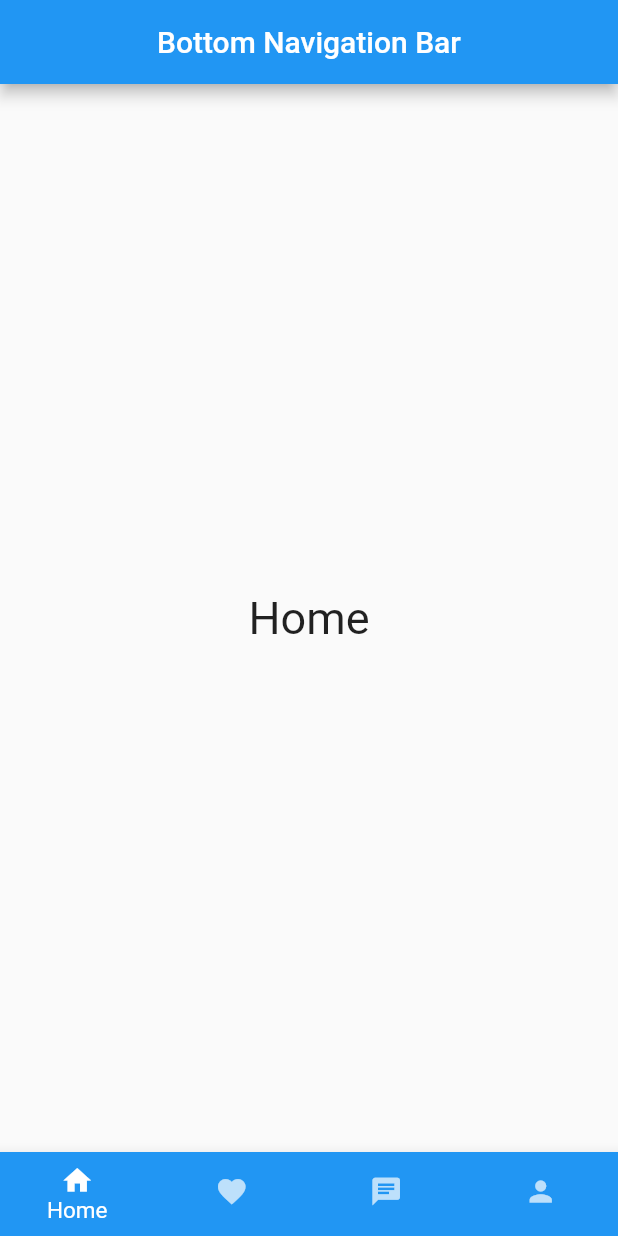
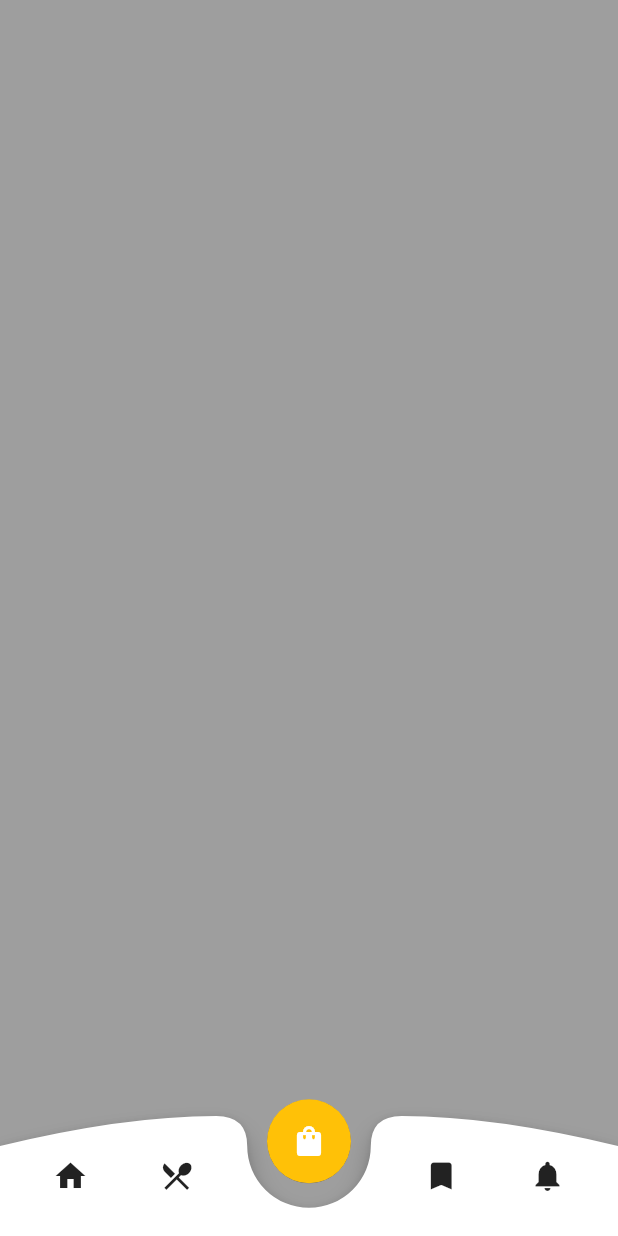
Before and after one commit to haziqkamel/Flutter-Collection, a Flutter app: the screen it shows after launch, on a phone screen of 412 x 824 dp. Run offline on Flutter 3.47's test engine with Material 2 defaults, Android fonts, the phone set to English and light mode, and no system bars.

Commit message:
Custom Shaped Bottom Nav Bar

```diff
--- /dev/null
+++ b/lib/CustomShapedBottomNavBar/custom_shaped_nav_bar.dart
@@ -0,0 +1,104 @@
+import 'package:flutter/material.dart';
+
+class CustomShapedNavBar extends StatefulWidget {
+  CustomShapedNavBar({Key? key}) : super(key: key);
+
+  @override
+  _CustomShapedNavBarState createState() => _CustomShapedNavBarState();
+}
+
+class _CustomShapedNavBarState extends State<CustomShapedNavBar> {
+  @override
+  Widget build(BuildContext context) {
+    final Size size = MediaQuery.of(context).size;
+
+    return Scaffold(
+      backgroundColor: Colors.grey,
+      body: Stack(
+        children: [
+          Positioned(
+            bottom: 0,
+            left: 0,
+            child: Container(
+              width: size.width,
+              height: 80,
+              // color: Colors.white,
+              child: Stack(
+                children: [
+                  CustomPaint(
+                    size: Size(size.width, 80),
+                    painter: BNBCustomPainter(),
+                  ),
+                  Center(
+                    heightFactor: 0.6,
+                    child: FloatingActionButton(
+                      onPressed: () {},
+                      backgroundColor: Colors.amber,
+                      child: Icon(Icons.shopping_bag),
+                      elevation: 0.1,
+                    ),
+                  ),
+                  Container(
+                    width: size.width,
+                    height: 80,
+                    child: Row(
+                      mainAxisAlignment: MainAxisAlignment.spaceEvenly,
+                      children: [
+                        IconButton(
+                          onPressed: () {},
+                          icon: Icon(Icons.home),
+                        ),
+                        IconButton(
+                          onPressed: () {},
+                          icon: Icon(Icons.restaurant_menu),
+                        ),
+                        Container(
+                          width: size.width * 0.20,
+                        ),
+                        IconButton(
+                          onPressed: () {},
+                          icon: Icon(Icons.bookmark),
+                        ),
+                        IconButton(
+                          onPressed: () {},
+                          icon: Icon(Icons.notifications),
+                        ),
+                      ],
+                    ),
+                  ),
+                ],
+              ),
+            ),
+          ),
+        ],
+      ),
+    );
+  }
+}
+
+class BNBCustomPainter extends CustomPainter {
+  @override
+  void paint(Canvas canvas, Size size) {
+    Paint paint = Paint()
+      ..color = Colors.white
+      ..style = PaintingStyle.fill;
+    Path path = Path()..moveTo(0, 20);
+    path.quadraticBezierTo(size.width * 0.20, 0, size.width * 0.35, 0);
+    path.quadraticBezierTo(size.width * 0.40, 0, size.width * 0.40, 20);
+    path.arcToPoint(Offset(size.width * 0.60, 20),
+        radius: Radius.circular(10.0), clockwise: false);
+    path.quadraticBezierTo(size.width * 0.60, 0, size.width * 0.65, 0);
+    path.quadraticBezierTo(size.width * 0.80, 0, size.width, 20);
+    path.lineTo(size.width, size.height);
+    path.lineTo(0, size.height);
+    path.close();
+    canvas.drawShadow(path, Colors.black, 5, true);
+
+    canvas.drawPath(path, paint);
+  }
+
+  @override
+  bool shouldRepaint(covariant CustomPainter oldDelegate) {
+    return false;
+  }
+}
--- a/lib/main.dart
+++ b/lib/main.dart
@@ -1,5 +1,5 @@
 import 'package:flutter/material.dart';
-import 'package:flutter_collection/BottomNavigationBar/bottom_navigation_bar.dart';
+import 'package:flutter_collection/CustomShapedBottomNavBar/custom_shaped_nav_bar.dart';
 
 void main() {
   runApp(MyApp());
@@ -14,7 +14,7 @@ class MyApp extends StatelessWidget {
       theme: ThemeData(
         primarySwatch: Colors.blue,
       ),
-      home: BottomNavigationBarTutorial(),
+      home: CustomShapedNavBar(),
     );
   }
 }
```
